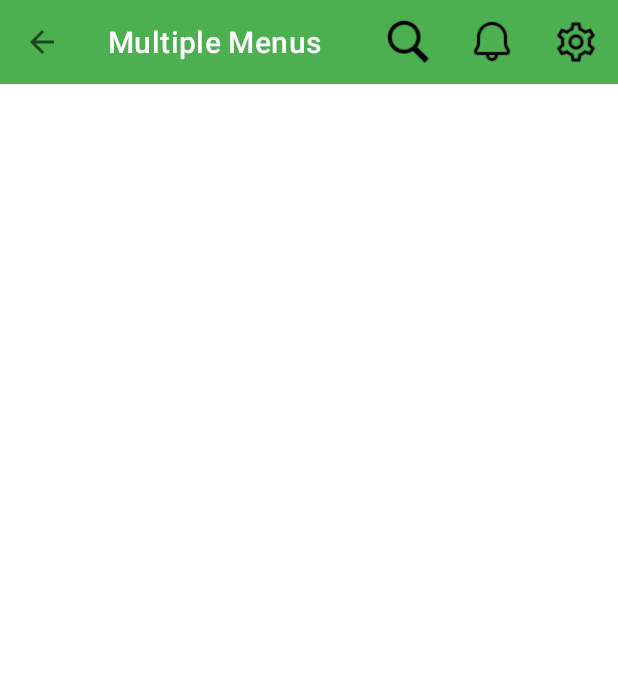
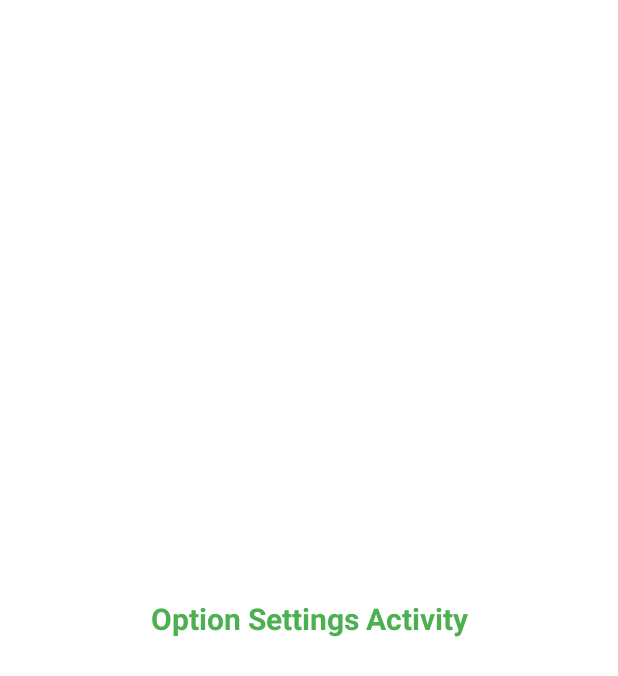
Before and after one commit to asimnp/mp-lab-4, an Android app: the screen it shows after launch (MenuItem before the commit, OptionSettingsActivity after it), after a tap on "Settings", on a phone screen of 412 x 824 dp. Shown: the top 676 px of the screen. Run offline under Robolectric (Android 15) with nearby library versions, the phone set to English and light mode, and no system bars.

Commit message:
chore: add activities for each option menu

```diff
--- a/app/src/main/java/com/asim/multiplemenu/MenuItem.java
+++ b/app/src/main/java/com/asim/multiplemenu/MenuItem.java
@@ -1,8 +1,10 @@
 package com.asim.multiplemenu;
 
+import android.content.Intent;
 import android.os.Bundle;
 import android.view.Menu;
 
+import androidx.annotation.NonNull;
 import androidx.appcompat.app.AppCompatActivity;
 import androidx.appcompat.widget.Toolbar;
 
@@ -41,4 +43,23 @@ public class MenuItem extends AppCompatActivity {
         getMenuInflater().inflate(R.menu.option_menu, menu);
         return super.onCreateOptionsMenu(menu);
     }
+
+    @Override
+    public boolean onOptionsItemSelected(@NonNull android.view.MenuItem item) {
+        if (item.getItemId() == R.id.optionSearch) {
+            Intent intent = new Intent(MenuItem.this, OptionSearch.class);
+            startActivity(intent);
+            return true;
+        } else if (item.getItemId() == R.id.optionNotification) {
+            Intent intent = new Intent(MenuItem.this, OptionNotificationActivity.class);
+            startActivity(intent);
+            return true;
+        } else if (item.getItemId() == R.id.optionSettings) {
+            Intent intent = new Intent(MenuItem.this, OptionSettingsActivity.class);
+            startActivity(intent);
+            return true;
+        }
+
+        return super.onOptionsItemSelected(item);
+    }
 }
--- /dev/null
+++ b/app/src/main/java/com/asim/multiplemenu/OptionSettingsActivity.java
@@ -0,0 +1,24 @@
+package com.asim.multiplemenu;
+
+import android.os.Bundle;
+
+import androidx.activity.EdgeToEdge;
+import androidx.appcompat.app.AppCompatActivity;
+import androidx.core.graphics.Insets;
+import androidx.core.view.ViewCompat;
+import androidx.core.view.WindowInsetsCompat;
+
+public class OptionSettingsActivity extends AppCompatActivity {
+
+    @Override
+    protected void onCreate(Bundle savedInstanceState) {
+        super.onCreate(savedInstanceState);
+        EdgeToEdge.enable(this);
+        setContentView(R.layout.activity_option_settings);
+        ViewCompat.setOnApplyWindowInsetsListener(findViewById(R.id.main), (v, insets) -> {
+            Insets systemBars = insets.getInsets(WindowInsetsCompat.Type.systemBars());
+            v.setPadding(systemBars.left, systemBars.top, systemBars.right, systemBars.bottom);
+            return insets;
+        });
+    }
+}
--- /dev/null
+++ b/app/src/main/res/layout/activity_option_settings.xml
@@ -0,0 +1,21 @@
+<?xml version="1.0" encoding="utf-8"?>
+<androidx.constraintlayout.widget.ConstraintLayout xmlns:android="http://schemas.android.com/apk/res/android"
+    xmlns:app="http://schemas.android.com/apk/res-auto"
+    xmlns:tools="http://schemas.android.com/tools"
+    android:id="@+id/main"
+    android:layout_width="match_parent"
+    android:layout_height="match_parent"
+    tools:context=".OptionSettingsActivity">
+
+    <TextView
+        android:layout_width="wrap_content"
+        android:layout_height="wrap_content"
+        android:text="@string/option_settings_activity"
+        app:layout_constraintTop_toTopOf="parent"
+        app:layout_constraintBottom_toBottomOf="parent"
+        app:layout_constraintStart_toStartOf="parent"
+        app:layout_constraintEnd_toEndOf="parent"
+        style="@style/MenuTextViewActivity"
+        />
+
+</androidx.constraintlayout.widget.ConstraintLayout>
--- a/app/src/main/res/values/strings.xml
+++ b/app/src/main/res/values/strings.xml
@@ -3,4 +3,7 @@
     <string name="search">Search</string>
     <string name="notification">Notification</string>
     <string name="settings">Settings</string>
+    <string name="option_search_activity">Option Search Activity</string>
+    <string name="option_notification_activity">Option Notification Activity</string>
+    <string name="option_settings_activity">Option Settings Activity</string>
 </resources>
--- /dev/null
+++ b/app/src/main/res/values/styles.xml
@@ -0,0 +1,8 @@
+<?xml version="1.0" encoding="utf-8"?>
+<resources>
+    <style name="MenuTextViewActivity" parent="Widget.AppCompat.TextView">
+        <item name="android:textSize">20dp</item>
+        <item name="android:textColor">@color/primary</item>
+        <item name="android:textStyle">bold</item>
+    </style>
+</resources>
```
Also changed, not shown: app/src/main/AndroidManifest.xml (+12 -0 lines), app/src/main/java/com/asim/multiplemenu/OptionNotificationActivity.java (added, +24 -0 lines), app/src/main/java/com/asim/multiplemenu/OptionSearch.java (added, +24 -0 lines), app/src/main/res/layout/activity_option_notification.xml (added, +21 -0 lines), app/src/main/res/layout/activity_option_search.xml (added, +22 -0 lines), 1 other file.
